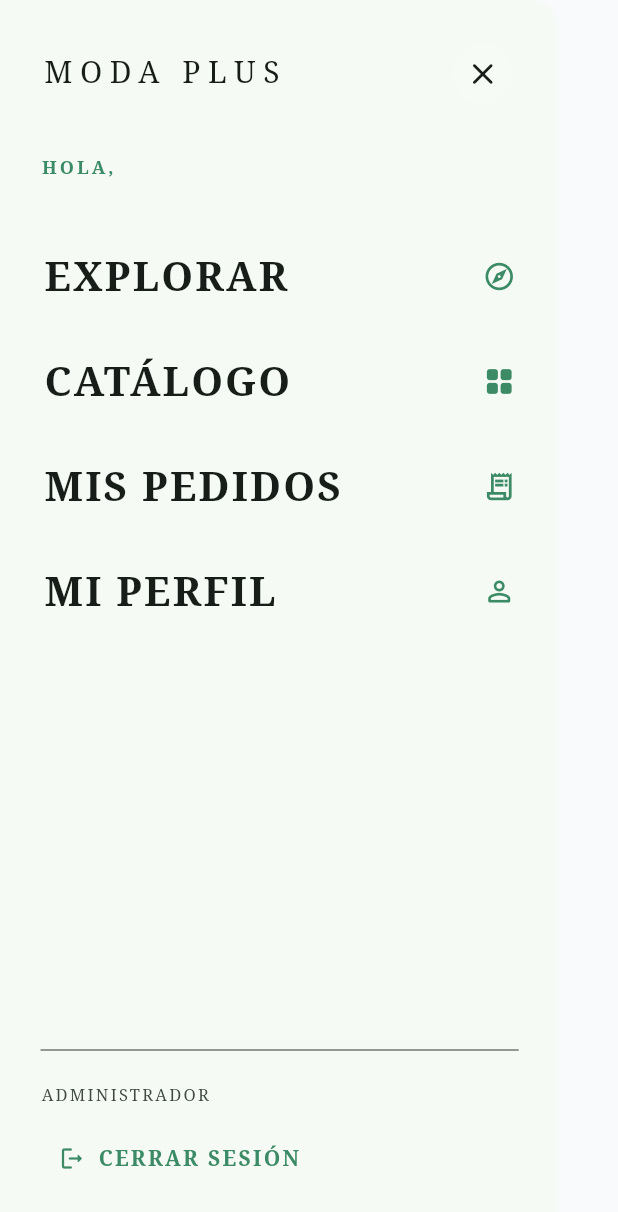
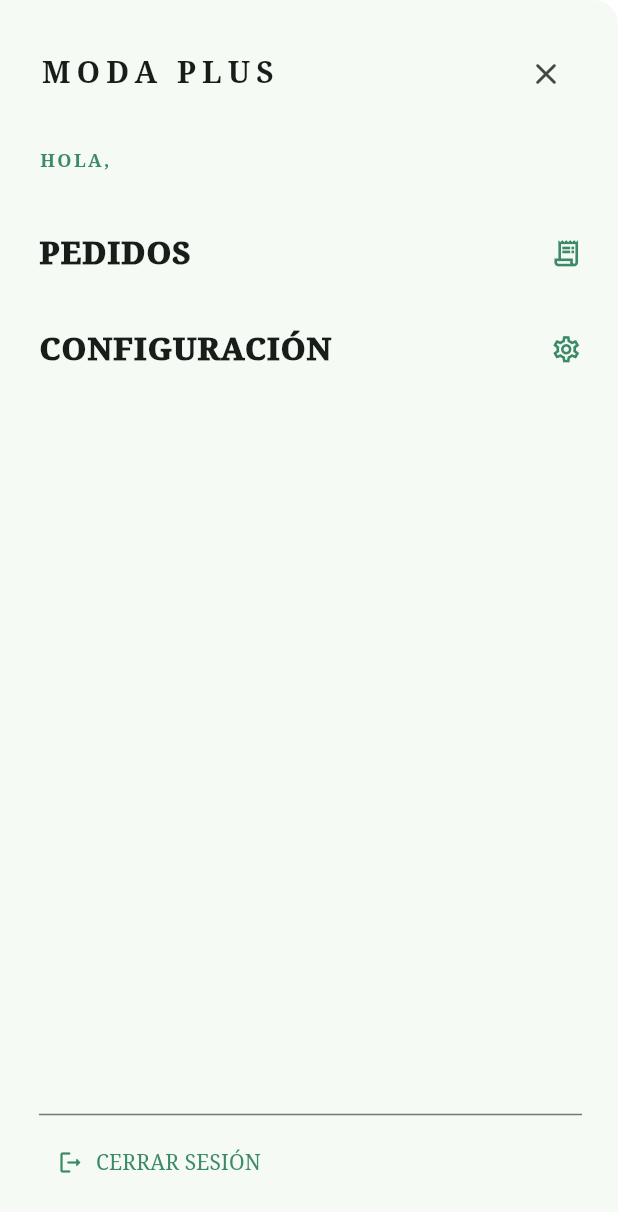
Before and after one commit to Tomas-zuleta/ModaPlus, a Flutter app: the AppDrawer screen opened directly with empty values, on a phone screen of 412 x 824 dp. Shown: the top 1212 px of the screen. Run offline on Flutter 3.47's test engine with Material 3 defaults, Android fonts, the phone set to English and light mode, and no system bars; our stand-ins replace flutter_animate, shared_preferences; accounts and stored records are empty.

Commit message:
Separar navegación de compras y cuenta con menú de cliente y vistas de planes y pedidos
- Cambiar navegación inferior a Explorar, Catálogo, Favoritos y Perfil.
- Crear menú lateral independiente con resumen, compras, planes separe, datos y configuración.
- Incorporar resumen de cuenta con accesos a pedidos y perfil.
- Agregar vista de planes separe vacía hasta contar con datos reales asociados al usuario.
- Mantener animaciones del menú y el estilo claro de ModaPlus.
- Documentar los límites de la demostración y la futura integración con Supabase.

No se modifica el repositorio web.

```diff
--- a/lib/widgets/app_drawer.dart
+++ b/lib/widgets/app_drawer.dart
@@ -1,6 +1,11 @@
 import 'package:flutter/material.dart';
 import '../data/app_store.dart';
 import '../models/user_role.dart';
+import '../pages/account_overview_page.dart';
+import '../pages/orders_view.dart';
+import '../pages/client_plans_page.dart';
+import '../pages/profile_view.dart';
+import '../pages/settings_page.dart';
 import '../pages/auth_page.dart';
 import '../utils/app_colors.dart';
 import '../utils/fade_route.dart';
@@ -13,78 +18,88 @@ class AppDrawer extends StatelessWidget {
 
   @override
   Widget build(BuildContext context) {
-    final entries = <({String label, IconData icon, int index})>[
-      (label: 'EXPLORAR', icon: Icons.explore_outlined, index: 0),
-      (label: 'CATÁLOGO', icon: Icons.grid_view_rounded, index: 1),
-      (label: 'MIS PEDIDOS', icon: Icons.receipt_long_outlined, index: 2),
-      (label: 'MI PERFIL', icon: Icons.person_outline_rounded, index: 3),
+    final admin = role == UserRole.admin;
+    final items = <({String title, IconData icon, Widget page})>[
+      if (!admin) ...[
+        (title: 'RESUMEN DE MI CUENTA', icon: Icons.space_dashboard_outlined,
+          page: const AccountOverviewPage()),
+        (title: 'MIS COMPRAS', icon: Icons.shopping_bag_outlined,
+          page: const Scaffold(appBar: _DrawerHeader(title: 'MIS COMPRAS'),
+            body: OrdersView(onlyMine: true))),
+        (title: 'MIS PLANES SEPARE', icon: Icons.bookmark_outline,
+          page: const ClientPlansPage()),
+        (title: 'MIS DATOS', icon: Icons.badge_outlined,
+          page: const Scaffold(appBar: _DrawerHeader(title: 'MIS DATOS'),
+            body: ProfileView())),
+      ] else ...[
+        (title: 'PEDIDOS', icon: Icons.receipt_long_outlined,
+          page: const Scaffold(appBar: _DrawerHeader(title: 'PEDIDOS'),
+            body: OrdersView())),
+      ],
+      (title: 'CONFIGURACIÓN', icon: Icons.settings_outlined,
+        page: const SettingsPage()),
     ];
-    return Drawer(
-      width: MediaQuery.sizeOf(context).width * .9,
+    return Drawer(width: MediaQuery.sizeOf(context).width * .9,
       backgroundColor: Theme.of(context).colorScheme.surface,
       child: SafeArea(child: Padding(
-        padding: const EdgeInsets.fromLTRB(27, 25, 25, 28),
+        padding: const EdgeInsets.fromLTRB(26, 25, 24, 25),
         child: Column(crossAxisAlignment: CrossAxisAlignment.start, children: [
           Row(children: [
-            const Expanded(child: Text('MODA PLUS', style: TextStyle(
-              color: Theme.of(context).colorScheme.onSurface, fontSize: 20, letterSpacing: 5, fontWeight: FontWeight.w300))),
-            IconButton(
-              tooltip: 'Cerrar menú',
-              onPressed: () => Navigator.of(context).pop(),
-              icon: Icon(Icons.close_rounded, color: Theme.of(context).colorScheme.onSurface),
-              style: IconButton.styleFrom(backgroundColor: Colors.white12),
-            ),
+            Expanded(child: Text('MODA PLUS', style: TextStyle(
+              color: Theme.of(context).colorScheme.onSurface,
+              fontSize: 20, letterSpacing: 4, fontWeight: FontWeight.w800))),
+            IconButton(onPressed: () => Navigator.pop(context),
+              icon: const Icon(Icons.close_rounded)),
           ]),
-          const SizedBox(height: 30),
+          const SizedBox(height: 25),
           Text('HOLA, ${name.toUpperCase()}', maxLines: 2,
-            overflow: TextOverflow.ellipsis, style: const TextStyle(
-              color: AppColors.primary, fontSize: 12, fontWeight: FontWeight.w700, letterSpacing: 2)),
-          const SizedBox(height: 36),
-          ...entries.asMap().entries.map((entry) => TweenAnimationBuilder<double>(
-            tween: Tween(begin: 0, end: 1),
-            duration: Duration(milliseconds: 240 + entry.key * 85),
-            curve: Curves.easeOutCubic,
-            builder: (context, value, child) => Opacity(
-              opacity: value,
-              child: Transform.translate(offset: Offset(22 * (1 - value), 0), child: child)),
-            child: Padding(
-              padding: const EdgeInsets.only(bottom: 13),
-              child: Material(color: Colors.transparent, child: InkWell(
-                borderRadius: BorderRadius.circular(12),
-                onTap: () {
-                  Navigator.of(context).pop();
-                  onNavigate?.call(entry.value.index);
-                },
-                child: Padding(padding: const EdgeInsets.symmetric(vertical: 9, horizontal: 2),
-                  child: Row(children: [
-                    Expanded(child: Text(entry.value.label, style: const TextStyle(
-                      color: Theme.of(context).colorScheme.onSurface, fontSize: 27, fontWeight: FontWeight.w800,
-                      letterSpacing: 1.4))),
-                    Icon(entry.value.icon, color: AppColors.primary, size: 22),
-                  ])),
-              )),
-            ),
-          )),
-          const Spacer(),
+            overflow: TextOverflow.ellipsis,
+            style: const TextStyle(color: AppColors.primary,
+              fontSize: 12, letterSpacing: 1.6, fontWeight: FontWeight.w800)),
+          const SizedBox(height: 28),
+          Expanded(child: ListView(children: [
+            for (var i = 0; i < items.length; i++)
+              TweenAnimationBuilder<double>(
+                tween: Tween(begin: 0, end: 1),
+                duration: Duration(milliseconds: 220 + i * 75),
+                builder: (context, value, child) => Opacity(opacity: value,
+                  child: Transform.translate(offset: Offset(18 * (1 - value), 0),
+                    child: child)),
+                child: Padding(padding: const EdgeInsets.only(bottom: 12),
+                  child: Material(color: Colors.transparent,
+                    child: InkWell(borderRadius: BorderRadius.circular(12),
+                      onTap: () {
+                        final navigator = Navigator.of(context);
+                        navigator.pop();
+                        navigator.push(MaterialPageRoute(builder: (_) => items[i].page));
+                      },
+                      child: Padding(padding: const EdgeInsets.symmetric(vertical: 11),
+                        child: Row(children: [
+                          Expanded(child: Text(items[i].title,
+                            style: TextStyle(fontSize: 21,
+                              color: Theme.of(context).colorScheme.onSurface,
+                              fontWeight: FontWeight.w900, letterSpacing: .7))),
+                          Icon(items[i].icon, size: 21, color: AppColors.primary),
+                        ]))))),
+              ),
+          ])),
           Divider(color: Theme.of(context).dividerColor),
-          const SizedBox(height: 14),
-          Text(role == UserRole.admin ? 'ADMINISTRADOR' : 'CUENTA DE CLIENTE',
-            style: const TextStyle(color: Theme.of(context).colorScheme.onSurfaceVariant, fontSize: 11, letterSpacing: 1.5)),
-          const SizedBox(height: 10),
-          TextButton.icon(
-            onPressed: () {
-              AppStore.instance.endSession();
-              Navigator.of(context).pushAndRemoveUntil(
-                fadeRoute(const AuthPage(), duration: const Duration(milliseconds: 500)),
-                (route) => false,
-              );
-            },
-            icon: const Icon(Icons.logout_rounded, color: AppColors.primary),
-            label: const Text('CERRAR SESIÓN', style: TextStyle(
-              color: Theme.of(context).colorScheme.onSurface, letterSpacing: 1.5, fontWeight: FontWeight.bold)),
-          ),
+          TextButton.icon(onPressed: () {
+            AppStore.instance.endSession();
+            Navigator.of(context).pushAndRemoveUntil(
+              fadeRoute(const AuthPage()), (route) => false);
+          }, icon: const Icon(Icons.logout_rounded, color: AppColors.primary),
+            label: const Text('CERRAR SESIÓN')),
         ]),
       )),
     );
   }
 }
+class _DrawerHeader extends StatelessWidget implements PreferredSizeWidget {
+  final String title;
+  const _DrawerHeader({required this.title});
+  @override
+  Size get preferredSize => const Size.fromHeight(kToolbarHeight);
+  @override
+  Widget build(BuildContext context) => AppBar(title: Text(title));
+}
```
Also changed, not shown: lib/pages/account_overview_page.dart (added, +72 -0 lines), lib/pages/client_plans_page.dart (added, +52 -0 lines), lib/pages/client_shell.dart (+19 -60 lines), lib/pages/favorites_view.dart (added, +34 -0 lines), 1 other file.
